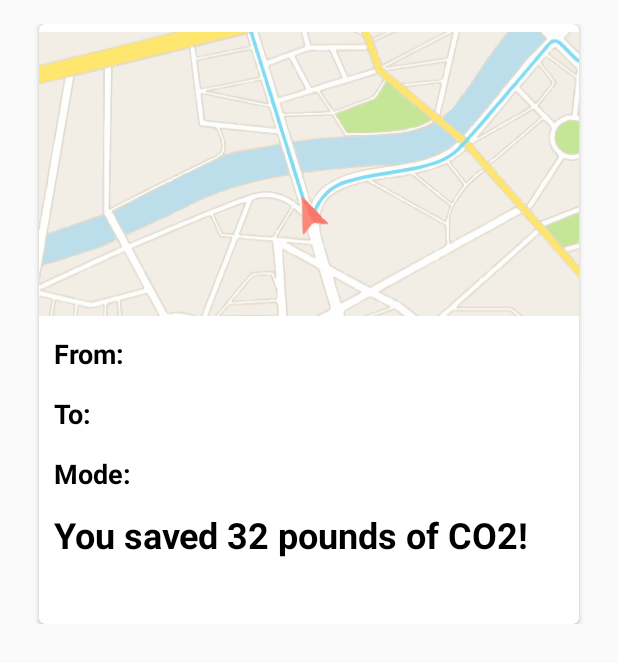
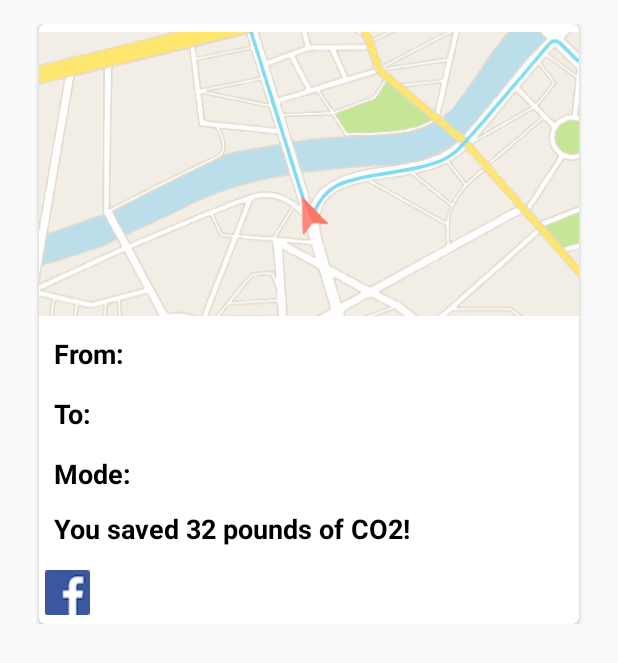
Before and after one commit to aashish7k5/RootCause01, an Android app: the layout rv_item.xml on its own in the app's theme, with its tools: preview values and no code run, on a phone screen of 412 x 824 dp. Shown: the top 663 px of the screen. Run offline under Robolectric (Android 15) with nearby library versions, the phone set to English and light mode, and no system bars.

Commit message:
sarah finished

```diff
--- a/app/src/main/java/com/example/aashishkumar/rootcause01/Adapter.java
+++ b/app/src/main/java/com/example/aashishkumar/rootcause01/Adapter.java
@@ -41,6 +41,7 @@ public class Adapter extends RecyclerView.Adapter<Adapter.MyViewHolder> {
         holder.text1.setText(imageModelArrayList.get(position).getText1());
         holder.text2.setText(imageModelArrayList.get(position).getText2());
         holder.mode.setText(imageModelArrayList.get(position).getMode());
+        holder.saved.setText(imageModelArrayList.get(position).getSaved());
     }
 
     @Override
@@ -50,7 +51,7 @@ public class Adapter extends RecyclerView.Adapter<Adapter.MyViewHolder> {
 
     class MyViewHolder extends RecyclerView.ViewHolder{
 
-        TextView text1, text2, mode;
+        TextView text1, text2, mode, saved;
         ImageView ic;
 
         public MyViewHolder(View itemView) {
@@ -59,6 +60,7 @@ public class Adapter extends RecyclerView.Adapter<Adapter.MyViewHolder> {
             text1 = (TextView) itemView.findViewById(R.id.info_text1);
             text2 = (TextView) itemView.findViewById(R.id.info_text2);
             mode = (TextView) itemView.findViewById(R.id.mode);
+            saved = (TextView) itemView.findViewById(R.id.saved);
             ic = (ImageView) itemView.findViewById(R.id.ic);
         }
 
--- a/app/src/main/java/com/example/aashishkumar/rootcause01/TrackTrip.java
+++ b/app/src/main/java/com/example/aashishkumar/rootcause01/TrackTrip.java
@@ -39,7 +39,7 @@ public class TrackTrip extends AppCompatActivity {
         start = (EditText) findViewById(R.id.starttextbox);
         end = (EditText) findViewById(R.id.endtextbox);
         text = (TextView) findViewById(R.id.displaytext);
-        text.setText("Here");
+//        text.setText("Here");
         //Create file data here.
     }
 
--- a/app/src/main/res/layout/activity_view_past_trips.xml
+++ b/app/src/main/res/layout/activity_view_past_trips.xml
@@ -31,6 +31,7 @@
                 app:popupTheme="@style/AppTheme.PopupOverlay" />
 
         </android.support.design.widget.CollapsingToolbarLayout>
+
     </android.support.design.widget.AppBarLayout>
 
     <include layout="@layout/content_view_past_trips" />
@@ -41,6 +42,7 @@
         android:layout_height="wrap_content"
         android:layout_margin="@dimen/fab_margin"
         app:layout_anchor="@id/app_bar"
+        android:layout_gravity="right"
         app:layout_anchorGravity="bottom|end"
         app:srcCompat="@android:drawable/ic_dialog_email" />
 
--- a/app/src/main/res/layout/rv_item.xml
+++ b/app/src/main/res/layout/rv_item.xml
@@ -68,17 +68,27 @@
                 android:textSize="18sp" />
 
             <TextView
+                android:id="@+id/saved"
                 android:layout_width="match_parent"
                 android:layout_height="match_parent"
-                android:id="@+id/result"
                 android:height="40dp"
                 android:background="@drawable/cardview"
-
                 android:paddingLeft="10dp"
                 android:text="You saved 32 pounds of CO2!"
                 android:textColor="#000"
-                android:textStyle="bold"
-                android:textSize="24sp" />
+                android:textSize="18sp"
+                android:textStyle="bold" />
+
+            <ImageButton
+                android:id="@+id/fb"
+                style="@android:style/Widget.DeviceDefault.Light.ImageButton"
+                android:layout_width="wrap_content"
+                android:layout_height="wrap_content"
+                android:height="40dp"
+                android:background="@drawable/cardview"
+                android:contentDescription="Share to Facebook!"
+                android:src="@drawable/facebook"
+                android:visibility="visible" />
 
         </LinearLayout>
 
```
Also changed, not shown: app/src/main/java/com/example/aashishkumar/rootcause01/Model.java (+17 -0 lines), app/src/main/java/com/example/aashishkumar/rootcause01/ViewPastTrips.java (+8 -2 lines), app/src/main/res/drawable/facebook.png (added).
